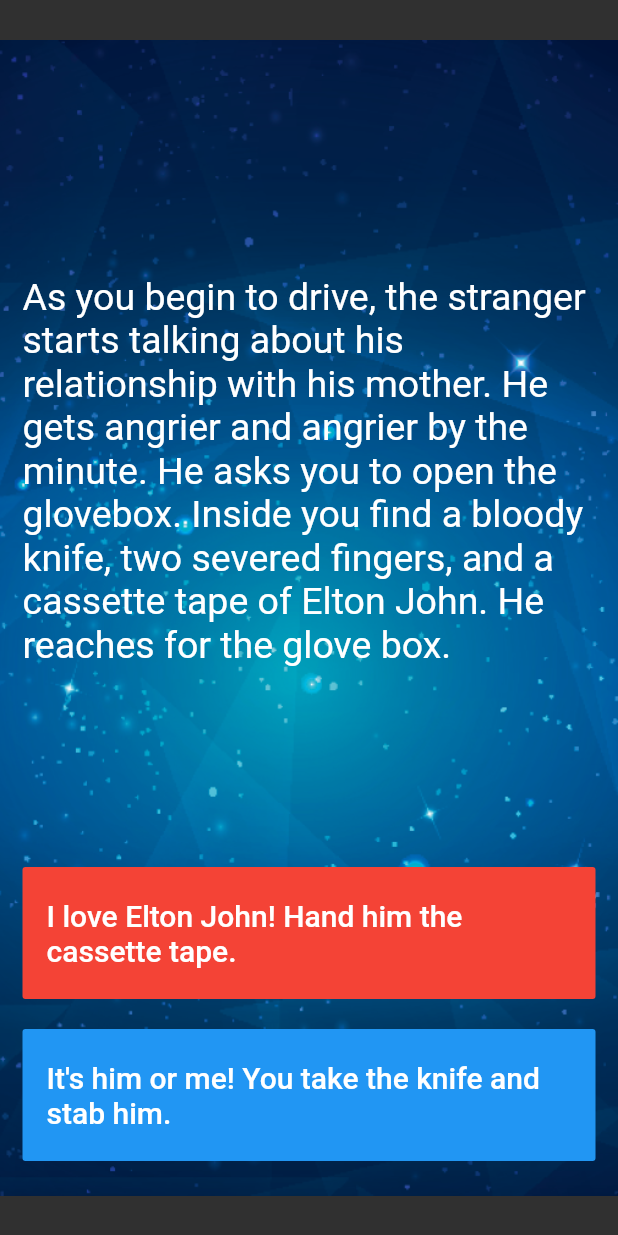
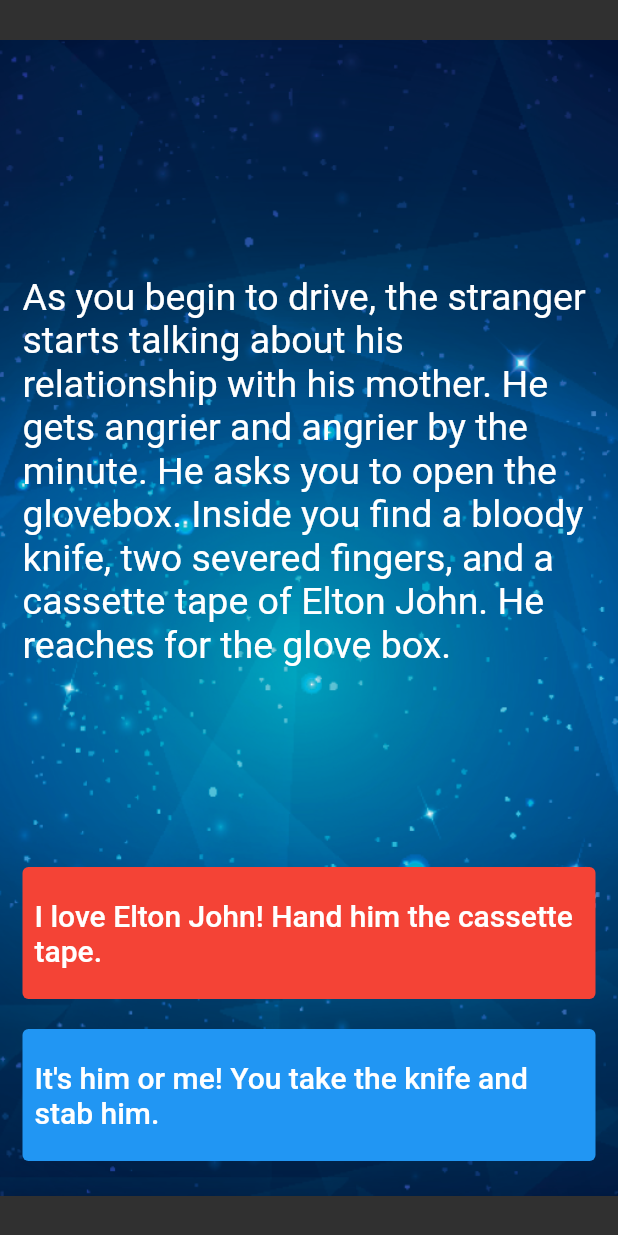
Before and after one commit to OneDudeDesign/destini, a Flutter app: the screen it shows after launch, after a tap on an icon or button, on a phone screen of 412 x 824 dp. Run offline on Flutter 3.47's test engine with Material 2 defaults, Android fonts, the phone set to English and light mode, and no system bars.

Commit message:
Completederrors for flutter 3 fixed

```diff
--- a/lib/main.dart
+++ b/lib/main.dart
@@ -1,9 +1,12 @@
 import 'package:destini/story_brain.dart';
 import 'package:flutter/material.dart';
 
-void main() => runApp(Destini());
+void main() => runApp(const Destini());
 
 class Destini extends StatelessWidget {
+  const Destini({Key? key}) : super(key: key);
+
+  @override
   Widget build(BuildContext context) {
     return MaterialApp(
       theme: ThemeData.dark(),
@@ -15,6 +18,8 @@ class Destini extends StatelessWidget {
 StoryBrain storyBrain = StoryBrain();
 
 class StoryPage extends StatefulWidget {
+  const StoryPage({Key? key}) : super(key: key);
+
   _StoryPageState createState() => _StoryPageState();
 }
 
@@ -24,8 +29,16 @@ class _StoryPageState extends State<StoryPage> {
     return Scaffold(
       body: Container(
         decoration: const BoxDecoration(
-            image: DecorationImage(image: AssetImage('images/background.png'))),
-        padding: const EdgeInsets.symmetric(vertical: 50.0, horizontal: 15.0),
+          image: DecorationImage(
+            image: AssetImage(
+              'images/background.png',
+            ),
+          ),
+        ),
+        padding: const EdgeInsets.symmetric(
+          vertical: 50.0,
+          horizontal: 15.0,
+        ),
         constraints: const BoxConstraints.expand(),
         child: SafeArea(
           child: Column(
@@ -44,43 +57,42 @@ class _StoryPageState extends State<StoryPage> {
               ),
               Expanded(
                 flex: 2,
-                child: FlatButton(
+                child: TextButton(
                   onPressed: () {
                     //Choice 1 made by user.
                     setState(() {
                       storyBrain.nextStory(1);
                     });
                   },
-                  color: Colors.red,
+                  style: TextButton.styleFrom(backgroundColor: Colors.red),
+                  // color: Colors.red,
                   child: Text(
                     storyBrain.getChoice1(),
-                    style: const TextStyle(
-                      fontSize: 20.0,
-                    ),
+                    style: const TextStyle(fontSize: 20.0, color: Colors.white),
                   ),
                 ),
               ),
-              SizedBox(
+              const SizedBox(
                 height: 20.0,
               ),
               Expanded(
                 flex: 2,
-                //TODO: Step 26 - Use a Flutter Visibility Widget to wrap this FlatButton.
-                //TODO: Step 28 - Set the "visible" property of the Visibility Widget to equal the output from the buttonShouldBeVisible() method in the storyBrain.
                 child: Visibility(
                   visible: storyBrain.buttonShouldBeVisible(),
-                  child: FlatButton(
+                  child: TextButton(
                     onPressed: () {
                       //Choice 2 made by user.
                       setState(() {
                         storyBrain.nextStory(2);
                       });
                     },
-                    color: Colors.blue,
+                    //color: Colors.blue,
+                    style: TextButton.styleFrom(backgroundColor: Colors.blue),
                     child: Text(
                       storyBrain.getChoice2(),
                       style: const TextStyle(
                         fontSize: 20.0,
+                        color: Colors.white,
                       ),
                     ),
                   ),
@@ -93,5 +105,3 @@ class _StoryPageState extends State<StoryPage> {
     );
   }
 }
-
-//TODO: Step 29 - Run the app and test it against the Story Outline to make sure you've completed all the steps. The code for the completed app can be found here: https://github.com/londonappbrewery/destini-challenge-completed/
--- a/lib/story_brain.dart
+++ b/lib/story_brain.dart
@@ -75,5 +75,3 @@ class StoryBrain {
     }
   }
 }
-
-//TODO: Step 27 - Create a method called buttonShouldBeVisible() which checks to see if storyNumber is 0 or 1 or 2 (when both buttons should show choices) and return true if that is the case, else it should return false.
```
